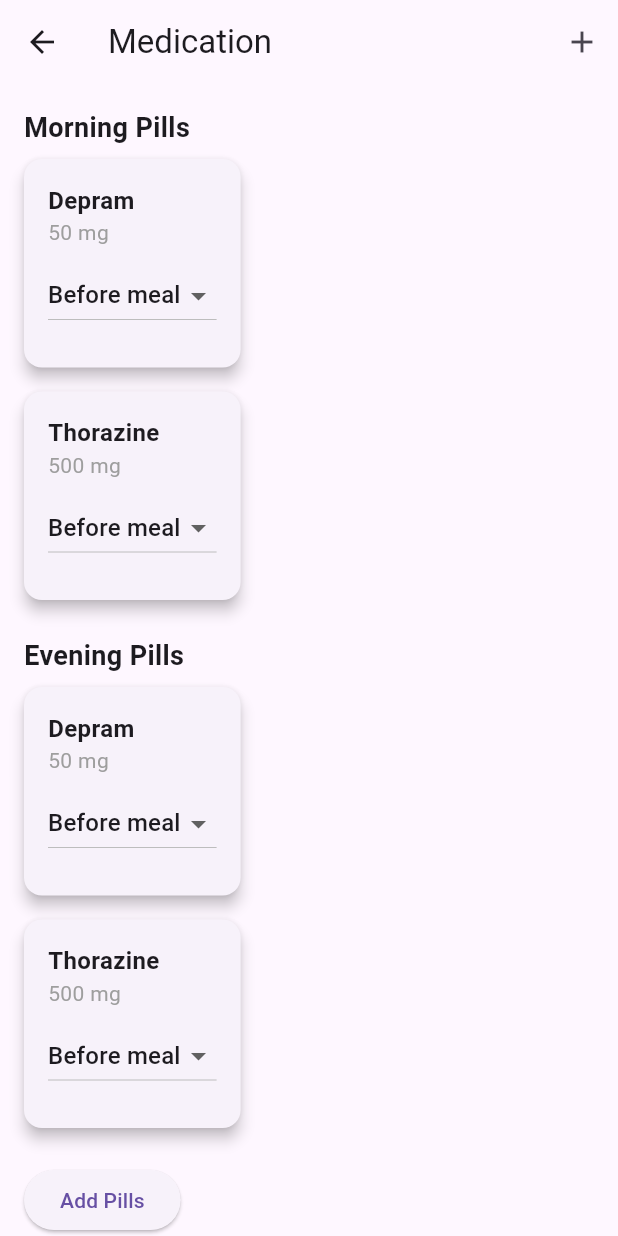
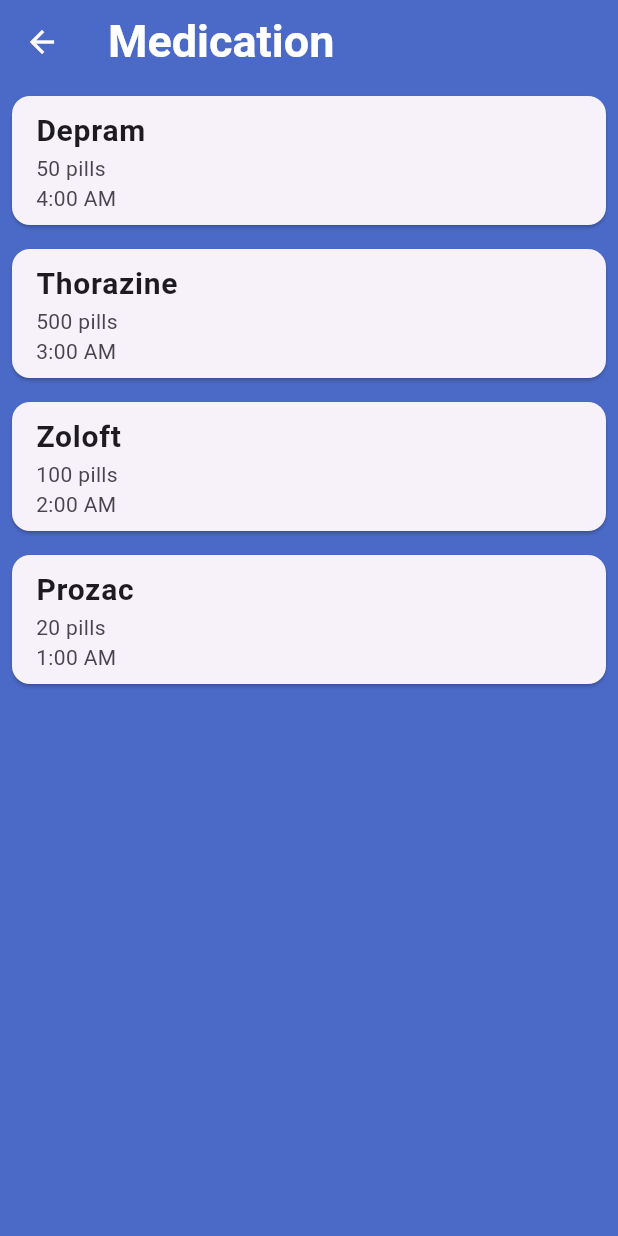
Before and after one commit to TukangLas21/SootheSync, a Flutter app: the screen it shows after launch, after a tap on "Edit Medication", on a phone screen of 412 x 824 dp. Run offline on Flutter 3.47's test engine with Material 3 defaults, Android fonts, the light colour scheme and no system bars; our stand-ins replace table_calendar.

Commit message:
feat: history

```diff
--- a/soothesync/lib/home.dart
+++ b/soothesync/lib/home.dart
@@ -1,20 +1,28 @@
 import 'package:flutter/material.dart';
 import 'package:soothesync/medication.dart';
+import 'package:soothesync/calendar.dart';
+import 'package:soothesync/medication.dart';
+import 'package:soothesync/history.dart';
 
-class MyHomePage extends StatefulWidget {
-  const MyHomePage({super.key, required this.title});
-
-  final String title;
+class HomePage extends StatefulWidget {
+  const HomePage({super.key});
 
   @override
-  State<MyHomePage> createState() => _MyHomePageState();
+  State<HomePage> createState() => _MyHomePageState();
 }
 
-class _MyHomePageState extends State<MyHomePage> {
+class _MyHomePageState extends State<HomePage> {
+  int _currentIndex = 0;
+  Color bgColor = Color(0xFF4B6AC8);
+
   @override
   Widget build(BuildContext context) {
     return Scaffold(
-      appBar: AppBar(title: Text("Health Tracker")),
+      // appBar: AppBar(title: Text("Health Tracker")),
+      appBar: AppBar(
+        backgroundColor: bgColor,
+      ),
+      backgroundColor: bgColor,
       body: Padding(
         padding: const EdgeInsets.all(16.0),
         child: Column(
@@ -33,7 +41,7 @@
                 SizedBox(width: 8),
                 Text(
                   'Hi, User', // Replace with actual username
-                  style: TextStyle(fontSize: 24, fontWeight: FontWeight.bold),
+                  style: TextStyle(fontSize: 24, fontWeight: FontWeight.bold, color: Colors.white),
                 ),
               ],
             ),
@@ -41,11 +49,13 @@
 
             Text(
               'Today\'s Summary',
-              style: TextStyle(fontSize: 18, fontWeight: FontWeight.bold),
+              style: TextStyle(fontSize: 18, fontWeight: FontWeight.bold, color: Colors.white),
             ),
             SizedBox(height: 16),
-            Row(
-              mainAxisAlignment: MainAxisAlignment.spaceEvenly,
+            SingleChildScrollView(
+              scrollDirection: Axis.horizontal,
+              child: Row(
+                mainAxisAlignment: MainAxisAlignment.spaceBetween,
                 children: [
                   _buildSummaryCard('Average Heart Rate', '82 bpm', '+3 bpm'),
                   _buildSummaryCard('Oxygen Level', '98%', '-2%'),
@@ -53,18 +63,34 @@
                   _buildSummaryCard('Severity Level', 'High', ''),
                 ],
               ),
+            ),
+            Center(
+              child: ElevatedButton(
+                onPressed: () {
+                  Navigator.push(
+                    context,
+                    MaterialPageRoute(
+                      builder: (context) => HistoryPage(),
+                    ),
+                  );
+                },
+                child: Text('View History'),
+              ),
+            ),
+
             SizedBox(height: 24),
 
             // Pill box
             Text(
               'Pill Checklist',
-              style: TextStyle(fontSize: 18, fontWeight: FontWeight.bold),
+              style: TextStyle(fontSize: 18, fontWeight: FontWeight.bold, color: Colors.white),
             ),
             SizedBox(height: 8),
             _buildPillItem('Morning Pill', '8:00 AM', 'Take 1 pill'),
             _buildPillItem('Evening Pill', '6:00 PM', 'Take 2 pills'),
             SizedBox(height: 16),
-            ElevatedButton(
+            Center(
+              child: ElevatedButton(
                 onPressed: () {
                   Navigator.push(
                     context,
@@ -75,12 +101,14 @@
                 },
                 child: Text('Edit Medication'),
               ),
+            ),
+
             SizedBox(height: 24),
 
             // Emergency Contact
             Text(
               'Emergency Contact',
-              style: TextStyle(fontSize: 18, fontWeight: FontWeight.bold),
+              style: TextStyle(fontSize: 18, fontWeight: FontWeight.bold, color: Colors.white),
             ),
             Row(
               mainAxisAlignment: MainAxisAlignment.spaceEvenly,
@@ -97,11 +125,19 @@
         items: const [
           BottomNavigationBarItem(icon: Icon(Icons.home), label: 'Home'),
           BottomNavigationBarItem(icon: Icon(Icons.calendar_today), label: 'Calendar'),
-          BottomNavigationBarItem(icon: Icon(Icons.history), label: 'History'),
+          BottomNavigationBarItem(icon: Icon(Icons.settings), label: 'Settings'),
         ],
-        currentIndex: 0,
+        currentIndex: _currentIndex,
         onTap: (index) {
-          // TODO: Handle navigation
+          setState(() {
+            _currentIndex = index;
+          });
+          if (_currentIndex == 1) {
+            Navigator.push(
+              context,
+              MaterialPageRoute(builder: (context) => CalendarPage())
+            );
+          }
         },
       ),
     );
@@ -133,9 +169,9 @@
   Widget _buildPillItem(String name, String time, String action) {
     return ListTile(
       contentPadding: EdgeInsets.zero,
-      title: Text(name),
-      subtitle: Text(time),
-      trailing: Text(action),
+      title: Text(name, style: TextStyle(color: Colors.white)),
+      subtitle: Text(time, style: TextStyle(color: Colors.grey)),
+      trailing: Text(action, style: TextStyle(color: Colors.grey)),
     );
   }
 
@@ -143,8 +179,8 @@
   Widget _buildEmergencyContact(String name, IconData icon) {
     return Column(
       children: [
-        IconButton(onPressed: () {}, icon: Icon(icon, size: 40)),
-        Text(name),
+        IconButton(onPressed: () {}, icon: Icon(icon, size: 40, color: Colors.white,)),
+        Text(name, style: TextStyle(color: Colors.white)),
       ],
     );
   }
--- a/soothesync/lib/main.dart
+++ b/soothesync/lib/main.dart
@@ -14,7 +14,7 @@
     return MaterialApp(
       title: 'Flutter Demo',
       theme: ThemeData(primaryColor: Colors.blue),
-      home: MyHomePage(title: 'SootheSync'),
+      home: HomePage(),
     );
   }
 }
--- a/soothesync/lib/medication.dart
+++ b/soothesync/lib/medication.dart
@@ -1,4 +1,5 @@
 import 'package:flutter/material.dart';
+import 'package:soothesync/editpill.dart';
 
 class EditMedicationPage extends StatefulWidget {
   @override
@@ -6,120 +7,204 @@
 }
 
 class _EditMedicationPageState extends State<EditMedicationPage> {
-  // List of pills
-  List<Map<String, String>> morningPills = [
-    {'name': 'Depram', 'dosage': '50 mg', 'time': '04:60'},
-    {'name': 'Thorazine', 'dosage': '500 mg', 'time': '03:00'},
-  ];
-  List<Map<String, String>> afternoonPills = [
-    {'name': 'Depram', 'dosage': '50 mg', 'time': '14:60'},
-    {'name': 'Thorazine', 'dosage': '500 mg', 'time': '03:00'},
+  // Example list of pills
+  List<PillItem> pills = [
+    PillItem(
+      pillName: 'Depram',
+      pillDosage: 50,
+      time: TimeOfDay(hour: 4, minute: 0),
+    ),
+    PillItem(
+      pillName: 'Thorazine',
+      pillDosage: 500,
+      time: TimeOfDay(hour: 3, minute: 0),
+    ),
+    PillItem(
+      pillName: 'Zoloft',
+      pillDosage: 100,
+      time: TimeOfDay(hour: 2, minute: 0),
+    ),
+    PillItem(
+      pillName: 'Prozac',
+      pillDosage: 20,
+      time: TimeOfDay(hour: 1, minute: 0),
+    ),
   ];
 
-  // Dropdown
-  String selectedTime = 'Before meal';
+  Color bgColor = Color(0xFF4B6AC8);
+
+  void _editPillItem(int index) async {
+    final updatedPill = await Navigator.push(
+      context,
+      MaterialPageRoute(builder: (context) => EditPillPage(pill: pills[index])),
+    );
+
+    if (updatedPill != null) {
+      setState(() {
+        pills[index] = updatedPill;
+      });
+    }
+  }
 
   @override
   Widget build(BuildContext context) {
     return Scaffold(
+      backgroundColor: bgColor,
       appBar: AppBar(
+        backgroundColor: bgColor,
         leading: IconButton(
-          icon: Icon(Icons.arrow_back),
+          icon: Icon(Icons.arrow_back, color: Colors.white,),
           onPressed: () {
             Navigator.pop(context);
           },
         ),
-        title: Text('Medication'),
-        actions: [
-          IconButton(
-            icon: Icon(Icons.add),
-            onPressed: () {
-              // TODO: Add new medication logic here
-            },
-          ),
-        ],
+        title: Text('Medication', style: TextStyle(fontSize: 30, fontWeight: FontWeight.bold, color: Colors.white)),
       ),
-      body: Padding(
-        padding: const EdgeInsets.all(16.0),
-        child: Column(
-          crossAxisAlignment: CrossAxisAlignment.start,
-          children: [
-            // Morning Pills Section
-            Text(
-              'Morning Pills',
-              style: TextStyle(fontSize: 18, fontWeight: FontWeight.bold),
+      body: ListView.builder(
+        itemCount: pills.length,
+        itemBuilder: (context, index) {
+          final pillItem = pills[index];
+          return Card(
+            margin: EdgeInsets.all(8),
+            child: ListTile(
+              title: Text(pillItem.pillName, style: TextStyle(fontSize: 20, fontWeight: FontWeight.bold),),
+              subtitle: Text(
+                '${pillItem.pillDosage} pills\n${pillItem.time.format(context)}',
+              ),
+              onTap: () => _editPillItem(index),
             ),
-            ...morningPills.map((pill) {
-              return _buildPillItem(pill, 'Morning');
-            }).toList(),
-            SizedBox(height: 16),
-
-            // Evening Pills Section
-            Text(
-              'Evening Pills',
-              style: TextStyle(fontSize: 18, fontWeight: FontWeight.bold),
-            ),
-            ...morningPills.map((pill) {
-              return _buildPillItem(pill, 'Evening');
-            }).toList(),
-            SizedBox(height: 16),
-
-            // Add pills
-            ElevatedButton(
-              onPressed: () {
-                // TODO: Add pills logic here
-              },
-              child: Text('Add Pills'),
-            ),
-          ],
-        ),
+          );
+        },
       ),
     );
   }
 
-  Widget _buildPillItem(Map<String, String> pill, String time) {
-    return Card(
-      elevation: 4,
-      margin: EdgeInsets.symmetric(vertical: 8),
-      child: Padding(
-        padding: const EdgeInsets.all(16.0),
-        child: Column(
-          crossAxisAlignment: CrossAxisAlignment.start,
-          children: [
-            // Pill name and dose
-            Text(
-              pill['name']!,
-              style: TextStyle(fontSize: 16, fontWeight: FontWeight.bold),
-            ),
-            Text(
-              pill['dosage']!,
-              style: TextStyle(fontSize: 14, color: Colors.grey),
-            ),
-            SizedBox(height: 8),
+  // @override
+  // Widget build(BuildContext context) {
+  //   return Scaffold(
+  //     appBar: AppBar(
+  //       leading: IconButton(
+  //         icon: Icon(Icons.arrow_back),
+  //         onPressed: () {
+  //           Navigator.pop(context);
+  //         },
+  //       ),
+  //       title: Text('Medication'),
+  //       actions: [
+  //         IconButton(
+  //           icon: Icon(Icons.add),
+  //           onPressed: () {
+  //             // TODO: Add new medication logic here
+  //           },
+  //         ),
+  //       ],
+  //     ),
+  //     backgroundColor: bgColor,
+  //     body: Padding(
+  //       padding: const EdgeInsets.all(16.0),
+  //       child: Column(
+  //         crossAxisAlignment: CrossAxisAlignment.start,
+  //         children: [
+  //           // Morning Pills Section
+  //           Text(
+  //             'Morning Pills',
+  //             style: TextStyle(
+  //               fontSize: 18,
+  //               fontWeight: FontWeight.bold,
+  //               color: Colors.white,
+  //             ),
+  //           ),
+  //           ...morningPills.map((pill) {
+  //             return _buildPillItem(pill, 'Morning');
+  //           }).toList(),
+  //           SizedBox(height: 16),
 
-            // Time to consume
-            DropdownButton<String>(
-              value: selectedTime,
-              onChanged: (newValue) {
-                setState(() {
-                  selectedTime = newValue!;
-                });
-              },
-              items:
-                  <String>[
-                    'Before meal',
-                    'After meal',
-                  ].map<DropdownMenuItem<String>>((String value) {
-                    return DropdownMenuItem<String>(
-                      value: value,
-                      child: Text(value),
-                    );
-                  }).toList(),
-            ),
-            SizedBox(height: 8),
-          ],
-        ),
-      ),
-    );
-  }
+  //           // Evening Pills Section
+  //           Text(
+  //             'Evening Pills',
+  //             style: TextStyle(
+  //               fontSize: 18,
+  //               fontWeight: FontWeight.bold,
+  //               color: Colors.white,
+  //             ),
+  //           ),
+  //           ...morningPills.map((pill) {
+  //             return _buildPillItem(pill, 'Evening');
+  //           }).toList(),
+  //           SizedBox(height: 16),
+
+  //           // Add pills
+  //           ElevatedButton(
+  //             onPressed: () {
+  //               // TODO: Add pills logic here
+  //             },
+  //             child: Text('Add Pills'),
+  //           ),
+  //         ],
+  //       ),
+  //     ),
+  //   );
+  // }
+
+  // // Widget _buildPillItem(PillItem item) {
+
+  // // }
+
+  // Widget _buildPillItem(Map<String, String> pill, String time) {
+  //   return Card(
+  //     elevation: 4,
+  //     margin: EdgeInsets.symmetric(vertical: 8),
+  //     child: Padding(
+  //       padding: const EdgeInsets.all(16.0),
+  //       child: Column(
+  //         crossAxisAlignment: CrossAxisAlignment.start,
+  //         children: [
+  //           // Pill name and dose
+  //           Text(
+  //             pill['name']!,
+  //             style: TextStyle(fontSize: 16, fontWeight: FontWeight.bold),
+  //           ),
+  //           Text(
+  //             pill['dosage']!,
+  //             style: TextStyle(fontSize: 14, color: Colors.grey),
+  //           ),
+  //           SizedBox(height: 8),
+
+  //           // Time to consume
+  //           DropdownButton<String>(
+  //             value: selectedTime,
+  //             onChanged: (newValue) {
+  //               setState(() {
+  //                 selectedTime = newValue!;
+  //               });
+  //             },
+  //             items:
+  //                 <String>[
+  //                   'Before meal',
+  //                   'After meal',
+  //                 ].map<DropdownMenuItem<String>>((String value) {
+  //                   return DropdownMenuItem<String>(
+  //                     value: value,
+  //                     child: Text(value),
+  //                   );
+  //                 }).toList(),
+  //           ),
+  //           SizedBox(height: 8),
+  //         ],
+  //       ),
+  //     ),
+  //   );
+  // }
 }
+
+class PillItem {
+  final String pillName;
+  final int pillDosage;
+  final TimeOfDay time;
+
+  PillItem({
+    required this.pillName,
+    required this.pillDosage,
+    required this.time,
+  });
+}
```
Also changed, not shown: soothesync/lib/calendar.dart (+45 -17 lines), soothesync/lib/editpill.dart (added, +93 -0 lines), soothesync/lib/history.dart (added, +123 -0 lines). Lines whose indentation alone changed are shown as unchanged.
